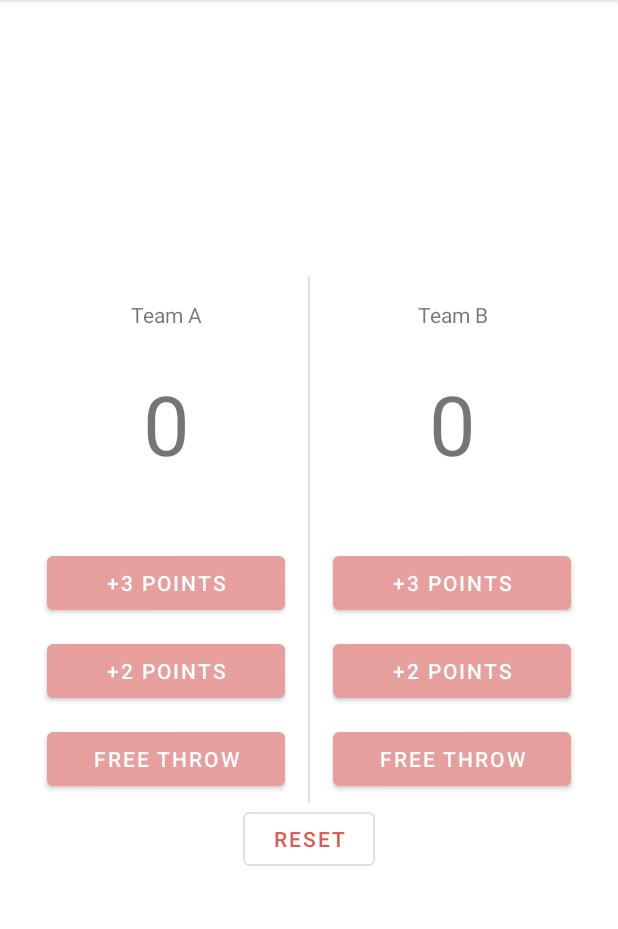
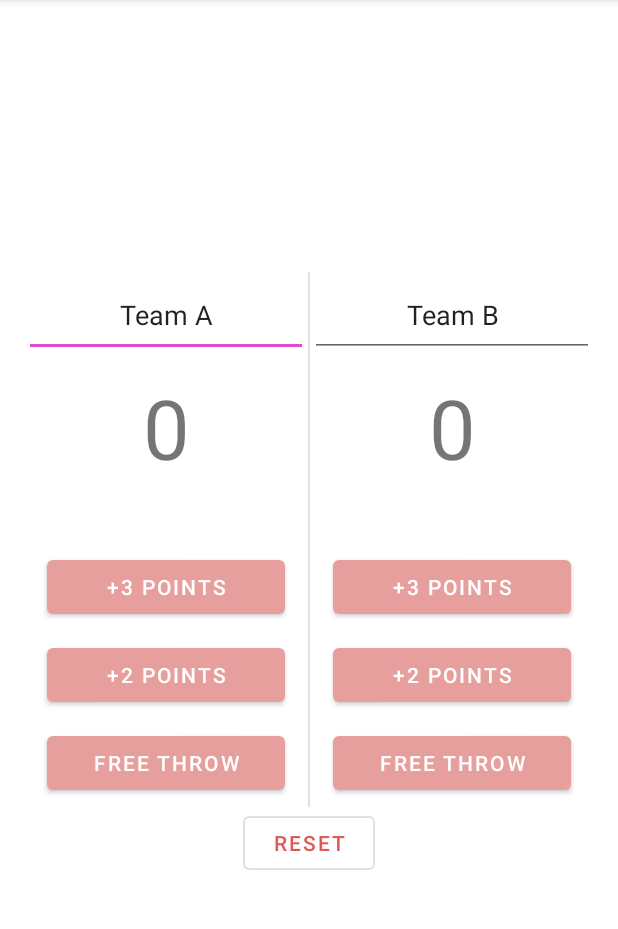
Before and after one commit to TweedChristian/BasketBallScore, an Android app: the screen it shows after launch (MainActivity), on a phone screen of 412 x 824 dp, the part 84-1013 px from its top. Run offline under Robolectric (Android 15) with nearby library versions, the phone set to English and light mode, and no system bars.

Commit message:
Updated classes, added results activity

```diff
--- /dev/null
+++ b/app/src/main/java/com/tweedchristian/android/basketballscore/BasketBallGame.kt
@@ -0,0 +1,35 @@
+package com.tweedchristian.android.basketballscore
+
+class BasketBallGame {
+    private val teamOne: BasketBallTeam = BasketBallTeam("Team A")
+    private val teamTwo: BasketBallTeam = BasketBallTeam("Team B")
+
+    fun updatePoints(teamOne: Boolean, pointAmount: Int) {
+        if(teamOne) {
+            this.teamOne.updatePoints(pointAmount)
+        }
+        else {
+            this.teamTwo.updatePoints(pointAmount)
+        }
+    }
+
+    fun reset(teamOneName: String?, teamTwoName: String?) {
+        this.teamOne.reset(teamOneName ?: "Team A")
+        this.teamTwo.reset(teamTwoName ?: "Team B")
+    }
+
+    fun updateTeamName(teamOne: Boolean, newTeamName: String) {
+        if(teamOne) {
+            this.teamOne.updateTeamName(newTeamName)
+        }
+        else {
+            this.teamTwo.updateTeamName(newTeamName)
+        }
+    }
+
+    val getTeamOne: BasketBallTeam
+        get() = this.teamOne
+
+    val getTeamTwo: BasketBallTeam
+        get() = this.teamTwo
+}
--- /dev/null
+++ b/app/src/main/java/com/tweedchristian/android/basketballscore/BasketBallTeam.kt
@@ -0,0 +1,26 @@
+package com.tweedchristian.android.basketballscore
+
+class BasketBallTeam (teamName: String?) {
+    private var currentPoints: Int = 0
+    private var teamName: String = teamName ?: "Team"
+
+    val points: Int
+        get() = this.currentPoints
+
+    val name: String
+        get() = this.teamName
+
+    fun updateTeamName(newName: String) {
+        this.teamName = newName
+    }
+
+    fun updatePoints(addedPoints: Int) {
+        this.currentPoints += addedPoints
+    }
+
+    fun reset(teamName: String?) {
+        this.currentPoints = 0
+        this.teamName = teamName ?: "Team"
+    }
+
+}
--- a/app/src/main/java/com/tweedchristian/android/basketballscore/BasketballViewModel.kt
+++ b/app/src/main/java/com/tweedchristian/android/basketballscore/BasketballViewModel.kt
@@ -6,36 +6,38 @@ import androidx.lifecycle.ViewModel
 private const val TAG = "BasketballViewModel"
 
 class BasketballViewModel: ViewModel() {
-    private var teamOnePoints: Int = 0
-    private var teamTwoPoints: Int = 0
+    private val game: BasketBallGame = BasketBallGame()
 
     val teamOneCurrentPoints: Int
-        get() = this.teamOnePoints
+        get() = this.game.getTeamOne.points
 
     val teamTwoCurrentPoints: Int
-        get() = this.teamTwoPoints
+        get() = this.game.getTeamTwo.points
+
+    val basketBallGame: BasketBallGame
+        get() = this.game
 
     fun resetPoints() {
      //   Log.i(TAG, "Resetting Points")
-        this.teamOnePoints = 0
-        this.teamTwoPoints = 0
+        this.game.reset(null, null)
     }
 
     fun updatePoints(teamOne: Boolean, pointAmount: Int){
         if(teamOne){
-            this.teamOnePoints += pointAmount
+            this.game.updatePoints(true, pointAmount)
     //        Log.i(TAG, "Added Team One Points: $pointAmount")
         }
         else {
-            this.teamTwoPoints += pointAmount
+            this.game.updatePoints(false, pointAmount)
      //       Log.i(TAG, "Added Team Two Points: $pointAmount")
         }
     }
 
     fun setPointsFromSavedState(teamOnePoints: Int, teamTwoPoints: Int) {
     //    Log.i(TAG, "Loading in team points: $teamOnePoints $teamTwoPoints")
-        this.teamOnePoints = teamOnePoints
-        this.teamTwoPoints = teamTwoPoints
+        this.game.reset(this.game.getTeamOne.name, this.game.getTeamTwo.name)
+        this.game.updatePoints(true, teamOnePoints)
+        this.game.updatePoints(false, teamTwoPoints)
     }
 
 }
--- a/app/src/main/java/com/tweedchristian/android/basketballscore/MainActivity.kt
+++ b/app/src/main/java/com/tweedchristian/android/basketballscore/MainActivity.kt
@@ -1,10 +1,17 @@
 package com.tweedchristian.android.basketballscore
 
+import android.app.Activity
+import android.os.Bundle
+import android.text.Editable
+import android.text.TextWatcher
+import android.util.Log
+import android.view.View
+import android.view.inputmethod.InputMethodManager
+import android.widget.Button
+import android.widget.EditText
+import android.widget.LinearLayout
+import android.widget.TextView
 import androidx.appcompat.app.AppCompatActivity
-import android.os.Bundle
-import android.util.Log
-import android.widget.Button
-import android.widget.TextView
 import androidx.lifecycle.ViewModelProvider
 
 private const val TAG = "MainActivity"
@@ -29,6 +36,10 @@ class MainActivity : AppCompatActivity() {
     private lateinit var resetButton: Button
     private lateinit var teamOnePointsTextView: TextView
     private lateinit var teamTwoPointsTextView: TextView
+
+    private lateinit var teamOneTitle: EditText
+    private lateinit var teamTwoTitle: EditText
+    private lateinit var linearLayout: LinearLayout
 
     private val basketballViewModel: BasketballViewModel by lazy {
         ViewModelProvider(this).get(BasketballViewModel::class.java)
@@ -57,6 +68,37 @@ class MainActivity : AppCompatActivity() {
         savedInstanceState.putInt(TEAM_TWO_INDEX, basketballViewModel.teamTwoCurrentPoints)
     }
 
+    override fun onStart() {
+        super.onStart()
+        val teamOneTitleWatcher = object: TextWatcher {
+            override fun beforeTextChanged(s: CharSequence?, start: Int, count: Int, after: Int) {
+            }
+
+            override fun onTextChanged(s: CharSequence?, start: Int, before: Int, count: Int) {
+                Log.d(TAG, "pp")
+            }
+
+            override fun afterTextChanged(s: Editable?) {
+            }
+
+        }
+        val teamTwoTitleWatcher = object: TextWatcher {
+            override fun beforeTextChanged(s: CharSequence?, start: Int, count: Int, after: Int) {
+            }
+
+            override fun onTextChanged(s: CharSequence?, start: Int, before: Int, count: Int) {
+                Log.d(TAG, "pp2")
+            }
+
+            override fun afterTextChanged(s: Editable?) {
+            }
+
+        }
+
+        teamOneTitle.addTextChangedListener(teamOneTitleWatcher)
+        teamTwoTitle.addTextChangedListener(teamTwoTitleWatcher)
+    }
+
     /**
      * A function to update the displayed text to what is stored in the view model
      */
@@ -76,15 +118,22 @@ class MainActivity : AppCompatActivity() {
         teamOne2ShotButton = findViewById(R.id.teamOne2Points)
         teamOneFreeThrowButton = findViewById(R.id.teamOneFreeThrow)
         teamOnePointsTextView = findViewById(R.id.teamOnePoints)
+        teamOneTitle = findViewById(R.id.teamOneName)
+        teamOneTitle.clearFocus()
 
         //Team Two Init
         teamTwo3ShotButton = findViewById(R.id.teamTwo3Points)
         teamTwo2ShotButton = findViewById(R.id.teamTwo2Points)
         teamTwoFreeThrowButton = findViewById(R.id.teamTwoFreeThrow)
         teamTwoPointsTextView = findViewById(R.id.teamTwoPoints)
+        teamTwoTitle = findViewById(R.id.teamTwoName)
+        teamTwoTitle.clearFocus()
 
         //Reset Button
         resetButton = findViewById(R.id.resetButton)
+
+        //Root Element
+        linearLayout = findViewById(R.id.root)
 
         //Setting Callbacks
 
@@ -109,7 +158,7 @@ class MainActivity : AppCompatActivity() {
         }
 
         teamTwo2ShotButton.setOnClickListener {
-            basketballViewModel.updatePoints(false,2)
+            basketballViewModel.updatePoints(false, 2)
             updatePoints()
         }
 
@@ -122,5 +171,21 @@ class MainActivity : AppCompatActivity() {
             basketballViewModel.resetPoints()
             updatePoints()
         }
+
+        //Hide Keyboard and Clear Focus on Click-away
+        linearLayout.setOnClickListener {
+            val imm: InputMethodManager = getSystemService(INPUT_METHOD_SERVICE) as InputMethodManager
+
+            if(teamOneTitle.hasFocus()) {
+                imm.hideSoftInputFromWindow(teamOneTitle.windowToken, 0)
+            }
+
+            if(teamTwoTitle.hasFocus()) {
+                imm.hideSoftInputFromWindow(teamTwoTitle.windowToken, 0)
+            }
+
+            teamOneTitle.clearFocus()
+            teamTwoTitle.clearFocus()
+        }
     }
 }
--- /dev/null
+++ b/app/src/main/res/layout-land/activity_game_results.xml
@@ -0,0 +1,6 @@
+<?xml version="1.0" encoding="utf-8"?>
+<LinearLayout xmlns:android="http://schemas.android.com/apk/res/android"
+    android:orientation="vertical" android:layout_width="match_parent"
+    android:layout_height="match_parent">
+
+</LinearLayout>
--- a/app/src/main/res/layout-land/activity_main.xml
+++ b/app/src/main/res/layout-land/activity_main.xml
@@ -4,6 +4,9 @@
     android:layout_height="match_parent"
     xmlns:app="http://schemas.android.com/apk/res-auto"
     android:gravity="center"
+    android:focusableInTouchMode="true"
+    android:focusable="true"
+    android:id="@+id/root"
     android:orientation="vertical">
     <LinearLayout
         android:layout_width="match_parent"
@@ -20,10 +23,11 @@
             android:layout_weight="1"
             android:gravity="center"
             android:orientation="vertical">
-            <com.google.android.material.textview.MaterialTextView
+            <EditText
                 android:layout_width="match_parent"
                 android:layout_height="wrap_content"
                 android:gravity="center"
+                android:id="@+id/teamOneName"
                 android:text="@string/teamA" />
             <com.google.android.material.textview.MaterialTextView
                 android:id="@+id/teamOnePoints"
@@ -72,10 +76,11 @@
             android:gravity="center"
             android:orientation="vertical"
             >
-            <com.google.android.material.textview.MaterialTextView
+            <EditText
                 android:layout_width="match_parent"
                 android:layout_height="wrap_content"
                 android:gravity="center"
+                android:id="@+id/teamTwoName"
                 android:text="@string/teamB" />
 
             <com.google.android.material.textview.MaterialTextView
--- a/app/src/main/res/layout/activity_main.xml
+++ b/app/src/main/res/layout/activity_main.xml
@@ -4,6 +4,7 @@
     android:layout_height="match_parent"
     xmlns:app="http://schemas.android.com/apk/res-auto"
     android:orientation="vertical"
+    android:id="@+id/root"
     android:gravity="center">
     <LinearLayout
         android:layout_width="match_parent"
@@ -20,7 +21,8 @@
             android:layout_weight="1"
             android:gravity="center"
             android:orientation="vertical">
-            <com.google.android.material.textview.MaterialTextView
+            <EditText
+                android:id="@+id/teamOneName"
                 android:layout_width="match_parent"
                 android:layout_height="wrap_content"
                 android:gravity="center"
@@ -81,7 +83,8 @@
             android:gravity="center"
             android:orientation="vertical"
             >
-            <com.google.android.material.textview.MaterialTextView
+            <com.google.android.material.textfield.TextInputEditText
+                android:id="@+id/teamTwoName"
                 android:layout_width="match_parent"
                 android:layout_height="wrap_content"
                 android:gravity="center"
--- a/app/src/main/res/values/strings.xml
+++ b/app/src/main/res/values/strings.xml
@@ -7,4 +7,5 @@
 <string name="freeThrow">Free Throw</string>
 <string name="pageTitle">BasketBall Score</string>
 <string name="reset">Reset</string>
+<string name="gameResultsString">Game Info Saved!</string>
 </resources>
```
Also changed, not shown: app/src/main/res/layout/activity_game_results.xml (+6 -1 lines). Lines whose indentation alone changed are shown as unchanged.
